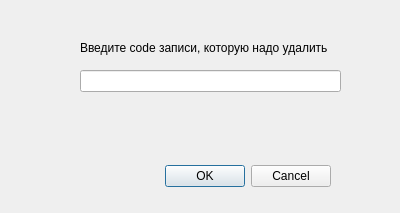
Qt form MBY/deldialog.ui (Zioba/MBU-BM) before a commit.
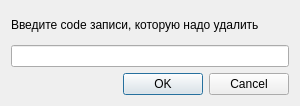
The same form after that commit.

```diff
--- a/MBY/deldialog.ui
+++ b/MBY/deldialog.ui
@@ -6,38 +6,29 @@
    <rect>
     <x>0</x>
     <y>0</y>
-    <width>400</width>
-    <height>213</height>
+    <width>300</width>
+    <height>106</height>
    </rect>
   </property>
+  <property name="maximumSize">
+   <size>
+    <width>300</width>
+    <height>106</height>
+   </size>
+  </property>
   <property name="windowTitle">
    <string>Dialog</string>
   </property>
-  <widget class="QDialogButtonBox" name="buttonBox">
-   <property name="geometry">
-    <rect>
-     <x>-10</x>
-     <y>160</y>
-     <width>341</width>
-     <height>32</height>
-    </rect>
-   </property>
-   <property name="orientation">
-    <enum>Qt::Horizontal</enum>
-   </property>
-   <property name="standardButtons">
-    <set>QDialogButtonBox::Cancel|QDialogButtonBox::Ok</set>
-   </property>
-  </widget>
+  <layout class="QGridLayout" name="gridLayout">
+   <item row="0" column="0">
+    <layout class="QVBoxLayout" name="verticalLayout_2">
+     <property name="sizeConstraint">
+      <enum>QLayout::SetFixedSize</enum>
+     </property>
+     <item>
+      <layout class="QVBoxLayout" name="verticalLayout">
+       <item>
   <widget class="QLabel" name="messLabel">
-   <property name="geometry">
-    <rect>
-     <x>80</x>
-     <y>40</y>
-     <width>263</width>
-     <height>16</height>
-    </rect>
-   </property>
    <property name="text">
     <string>Введите code записи, которую надо удалить</string>
    </property>
@@ -45,16 +36,29 @@
     <bool>false</bool>
    </property>
   </widget>
-  <widget class="QLineEdit" name="lineEdit">
-   <property name="geometry">
-    <rect>
-     <x>80</x>
-     <y>70</y>
-     <width>261</width>
-     <height>22</height>
-    </rect>
-   </property>
-  </widget>
+       </item>
+       <item>
+        <widget class="QLineEdit" name="lineEdit"/>
+       </item>
+      </layout>
+     </item>
+     <item>
+      <widget class="QDialogButtonBox" name="buttonBox">
+       <property name="orientation">
+        <enum>Qt::Horizontal</enum>
+       </property>
+       <property name="standardButtons">
+        <set>QDialogButtonBox::Cancel|QDialogButtonBox::Ok</set>
+       </property>
+      </widget>
+     </item>
+    </layout>
+   </item>
+  </layout>
+  <zorder>buttonBox</zorder>
+  <zorder>messLabel</zorder>
+  <zorder>lineEdit</zorder>
+  <zorder>messLabel</zorder>
  </widget>
  <resources/>
  <connections>
```
Lines whose indentation alone changed are shown as unchanged.
